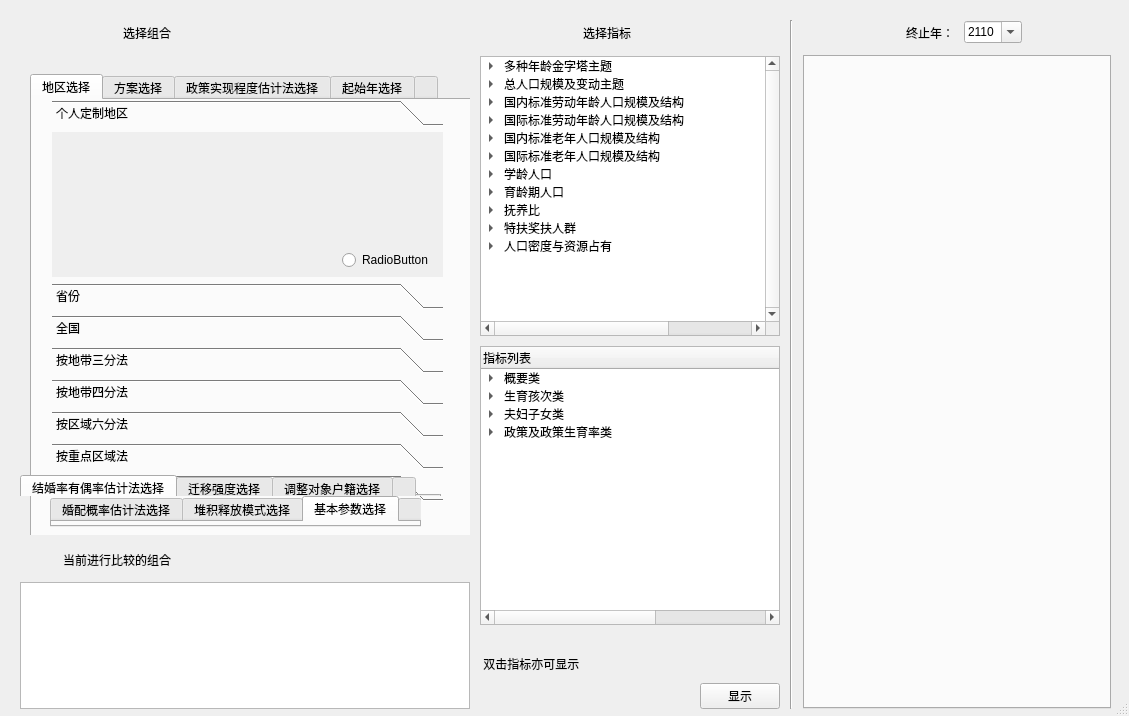
The window that ui/display.ui (owensss/renkou) describes before a commit, drawn with Qt 5.
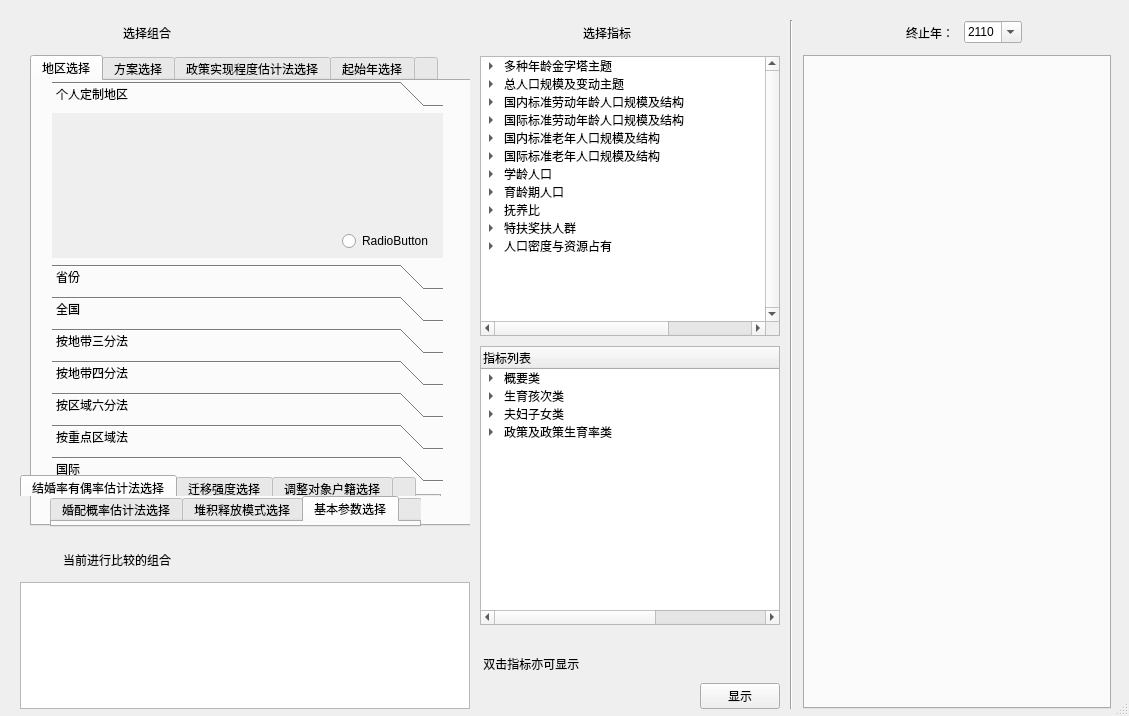
The same window after the commit. The open tabs and pages were chosen to show the change.

```diff
--- a/ui/display.ui
+++ b/ui/display.ui
@@ -97,7 +97,7 @@
            <property name="geometry">
             <rect>
              <x>10</x>
-             <y>19</y>
+             <y>0</y>
              <width>450</width>
              <height>471</height>
             </rect>
@@ -153,8 +153,8 @@
                <rect>
                 <x>0</x>
                 <y>0</y>
-                <width>391</width>
-                <height>193</height>
+                <width>100</width>
+                <height>30</height>
                </rect>
               </property>
               <attribute name="label">
```
Left out of the diff: 55 changed lines with no effect on the pictures.
